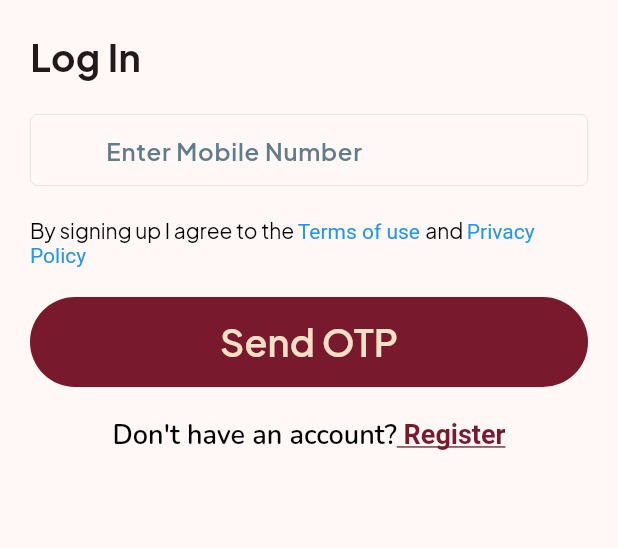
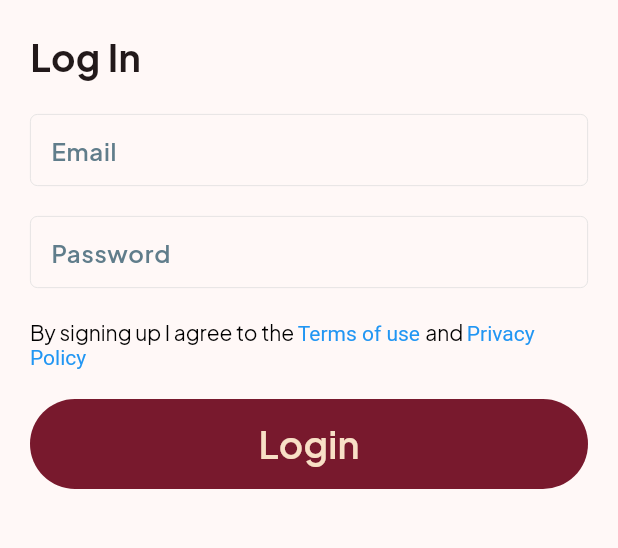
Before and after one commit to flavorstack-loki/tum-dum-delivery, a Flutter app: the screen it shows after launch, on a phone screen of 412 x 824 dp, the part 450-998 px from its top. Run offline on Flutter 3.47's test engine with Material 3 defaults, Android fonts, the phone set to English and light mode, and no system bars; drawn by our look-alikes of loader_overlay; our stand-ins replace cloud_firestore, firebase_auth, firebase_core, firebase_database, flutter_image_compress, flutter_otp_text_field and 7 more; missing offline and left inert: animated_marker; accounts and stored records are empty.

Commit message:
Added Restaurant Login,Location Update Feature 1.Added email and password login for resturant. 2.Added location update feature for restaurant and related config. 3.Changed the app name to Tumdum Restaurant.

```diff
--- /dev/null
+++ b/lib/model/resturant.dart
@@ -0,0 +1,13 @@
+class Restaurant {
+  String? resEmail, resId, resName, pass;
+  double? lat, lng;
+  Restaurant(
+      {this.resEmail, this.resId, this.resName, this.lat, this.pass, this.lng});
+  factory Restaurant.fromJson(Map<String, dynamic> json) => Restaurant(
+        resName: json["res_name"],
+        resEmail: json["email"],
+        resId: json["restaurantId"],
+      );
+
+  Map<String, dynamic> toJson() => {"lat": lat, "lng": lng};
+}
--- a/lib/navigation/routes.dart
+++ b/lib/navigation/routes.dart
@@ -1,5 +1,6 @@
 import 'package:flutter/material.dart';
 import 'package:tumdum_delivery_app/views/home_screen.dart';
+import 'package:tumdum_delivery_app/views/location_update_screen.dart';
 import 'package:tumdum_delivery_app/views/login_screen.dart';
 import 'package:tumdum_delivery_app/views/personal_info_screen.dart';
 
@@ -14,6 +15,8 @@ class RouteGenerator {
   static const String infoPage = "/info";
   static const String homePage = "/home";
   static const String personalInfoPage = "/personalInfo";
+  static const String restaurantLocationUpdatePage =
+      "/restaurantLocationUpdate";
   static Route generateRoute(RouteSettings settings) {
     return switch (settings.name) {
       splashPage => MaterialPageRoute(
@@ -29,6 +32,9 @@ class RouteGenerator {
           settings: settings, builder: (context) => const PersonalInfoScreen()),
       homePage => MaterialPageRoute(
           settings: settings, builder: (context) => const HomeScreen()),
+      restaurantLocationUpdatePage => MaterialPageRoute(
+          settings: settings,
+          builder: (context) => const LocationUpdateScreen()),
       _ => throw const FormatException("Route not found"),
     };
   }
--- a/lib/services/fb_auth_service.dart
+++ b/lib/services/fb_auth_service.dart
@@ -4,12 +4,36 @@ import 'package:firebase_auth/firebase_auth.dart';
 import 'package:flutter/foundation.dart';
 import 'package:flutter/material.dart';
 import 'package:flutter/widgets.dart';
+import 'package:tumdum_delivery_app/services/fb_db_services.dart';
 import 'package:tumdum_delivery_app/services/message_service.dart';
+
+import '../model/resturant.dart';
+import '../util/string_constants.dart';
 
 class FbAuthService {
   static final _auth = FirebaseAuth.instance;
   static Stream<User?> get fUser => _auth.authStateChanges();
   static User? get currentUser => _auth.currentUser;
+
+  static Future<Restaurant?> signInWithEmailAndPassword(
+      Restaurant restaurant) async {
+    User? fuser;
+    try {
+      fuser = (await _auth.signInWithEmailAndPassword(
+        email: restaurant.resEmail!,
+        password: restaurant.pass!,
+      ))
+          .user;
+
+      final user = await FbDbServices.getRestaurantByUid(fuser?.email);
+
+      return user;
+    } on FirebaseAuthException catch (e) {
+      MessageService.showErrorMessage(
+          StringConstants.getMessageFromErrorCode(e.code));
+    }
+    return null;
+  }
 
   static Future<void> verifyPhoneNumber(
       {required String phoneNumber,
--- a/lib/services/fb_db_services.dart
+++ b/lib/services/fb_db_services.dart
@@ -1,6 +1,22 @@
+import 'package:cloud_firestore/cloud_firestore.dart';
 import 'package:firebase_database/firebase_database.dart';
+import 'package:tumdum_delivery_app/model/resturant.dart';
+import 'package:collection/collection.dart';
 
 class FbDbServices {
   final DatabaseReference _locationRef =
       FirebaseDatabase.instance.ref("DeliveryAgent");
+  static final _firestore = FirebaseFirestore.instance;
+  static final _restaurantCollection =
+      _firestore.collection("registeredRestaurant");
+  static Stream<List<Restaurant>> get resturants =>
+      _restaurantCollection.snapshots().map((event) =>
+          event.docs.map((e) => Restaurant.fromJson(e.data())).toList());
+  static Future<Restaurant?> getRestaurantByUid(String? uid) async =>
+      (await resturants.first)
+          .firstWhereOrNull((element) => element.resEmail == uid);
+  static Future<void> updateRestaurantDetail(Restaurant restaurant) async =>
+      await _restaurantCollection
+          .doc(restaurant.resId)
+          .update(restaurant.toJson());
 }
--- a/lib/util/string_constants.dart
+++ b/lib/util/string_constants.dart
@@ -30,4 +30,41 @@ class StringConstants {
   static const addressHintText = "Enter your complete address";
   static const submitText = "Submit";
   static const orderText = "Orders";
+
+  static String getMessageFromErrorCode(String errorCode) {
+    switch (errorCode) {
+      case "ERROR_EMAIL_ALREADY_IN_USE":
+      case "account-exists-with-different-credential":
+      case "email-already-in-use":
+        return "Account already exits.Please Login.";
+
+      case "weak-password":
+        return "Weak Password!";
+      case "ERROR_WRONG_PASSWORD":
+      case "wrong-password":
+        return "Wrong email/password combination.";
+
+      case "ERROR_USER_NOT_FOUND":
+      case "user-not-found":
+        return "No account exits with the given credentials.Please register.";
+
+      case "ERROR_USER_DISABLED":
+      case "user-disabled":
+        return "User disabled.";
+
+      case "ERROR_TOO_MANY_REQUESTS":
+      case "operation-not-allowed":
+        return "Too many requests to log into this account.";
+
+      case "ERROR_OPERATION_NOT_ALLOWED":
+        return "Server error, please try again later.";
+
+      case "ERROR_INVALID_EMAIL":
+      case "invalid-email":
+        return "Email address is invalid.";
+
+      default:
+        return "Login failed. Please try again.";
+    }
+  }
 }
--- a/lib/views/login_screen.dart
+++ b/lib/views/login_screen.dart
@@ -1,17 +1,16 @@
-import 'package:flutter/gestures.dart';
 import 'package:flutter/material.dart';
 import 'package:fluttertoast/fluttertoast.dart';
 import 'package:google_fonts/google_fonts.dart';
 import 'package:loader_overlay/loader_overlay.dart';
 
 import 'package:tumdum_delivery_app/gen/assets.gen.dart';
+import 'package:tumdum_delivery_app/model/resturant.dart';
 import 'package:tumdum_delivery_app/navigation/routes.dart';
 import 'package:tumdum_delivery_app/util/string_constants.dart';
 import 'package:tumdum_delivery_app/widget/button_widget.dart';
 import 'package:tumdum_delivery_app/widget/text_field.dart';
 
 import '../services/fb_auth_service.dart';
-import '../services/message_service.dart';
 import '../util/style.dart';
 
 class LoginScreen extends StatelessWidget {
@@ -20,7 +19,7 @@ class LoginScreen extends StatelessWidget {
   @override
   Widget build(BuildContext context) {
     final fKey = GlobalKey<FormState>();
-    String phoneNumber = "";
+    Restaurant res = Restaurant();
     return Scaffold(
       resizeToAvoidBottomInset: false,
       appBar: AppBar(
@@ -49,9 +48,12 @@ class LoginScreen extends StatelessWidget {
                 ),
               ),
               TextFieldWidget(
-                isPhone: true,
-                onSaved: (p0) => phoneNumber = p0 ?? "",
-                hintText: StringConstants.enterNumber,
+                onSaved: (p0) => res.resEmail = p0 ?? "",
+                hintText: "Email",
+              ),
+              TextFieldWidget(
+                onSaved: (p0) => res.pass = p0 ?? "",
+                hintText: "Password",
               ),
               RichText(
                   text: TextSpan(
@@ -74,46 +76,21 @@ class LoginScreen extends StatelessWidget {
                     final fState = fKey.currentState;
                     if (fState!.validate()) {
                       context.loaderOverlay.show();
+
                       fState.save();
-                      await FbAuthService.verifyPhoneNumber(
-                          onVerificationFailed: () {
-                            context.loaderOverlay.hide();
-                            MessageService.showErrorMessage(
-                                "Error sending OTP.Please try again.");
-                          },
-                          phoneNumber: phoneNumber,
-                          codeSent: (verificationId) {
-                            context.loaderOverlay.hide();
-                            MessageService.showSuccessMessage(
-                                "OTP sent successfully");
-                            Navigator.of(context).pushNamed(
-                                RouteGenerator.otpPage,
-                                arguments: verificationId);
-                          });
+                      final restaurant =
+                          await FbAuthService.signInWithEmailAndPassword(res);
+                      if (context.mounted) {
+                        context.loaderOverlay.hide();
+                        if (restaurant != null) {
+                          Navigator.of(context).pushReplacementNamed(
+                              RouteGenerator.restaurantLocationUpdatePage,
+                              arguments: restaurant);
+                        }
+                      }
                     }
                   },
-                  text: StringConstants.sendotpText),
-              Align(
-                alignment: Alignment.center,
-                child: RichText(
-                  text: TextSpan(
-                      text: StringConstants.noAccount,
-                      style: GoogleFonts.nunito(
-                          fontSize: 18,
-                          color: Colors.black,
-                          fontWeight: FontWeight.w600),
-                      children: [
-                        TextSpan(
-                            text: StringConstants.register.padLeft(9),
-                            recognizer: TapGestureRecognizer()
-                              ..onTap = () => Navigator.of(context)
-                                  .pushNamed(RouteGenerator.infoPage),
-                            style: const TextStyle(
-                                color: Color(0xff78192D),
-                                decoration: TextDecoration.underline))
-                      ]),
-                ),
-              ),
+                  text: "Login"),
             ],
           ),
         ),
--- a/pubspec.yaml
+++ b/pubspec.yaml
@@ -10,6 +10,7 @@ environment:
 
 dependencies:
   animated_marker: ^0.1.4
+  cloud_firestore: ^5.6.1
   cupertino_icons: ^1.0.8
   firebase_auth: ^5.3.4
   firebase_core: ^3.9.0
@@ -27,6 +28,7 @@ dependencies:
   loader_overlay: ^5.0.0
   location: ^7.0.1
   path_provider: ^2.1.5
+  permission_handler: ^11.3.1
   url_launcher: ^6.3.1
 
 dev_dependencies:
```
Also changed, not shown: lib/services/location_services.dart (+14 -5 lines), lib/views/location_update_screen.dart (added, +97 -0 lines), lib/views/splash_screen.dart (+21 -2 lines), pubspec.lock, 2 other files.
